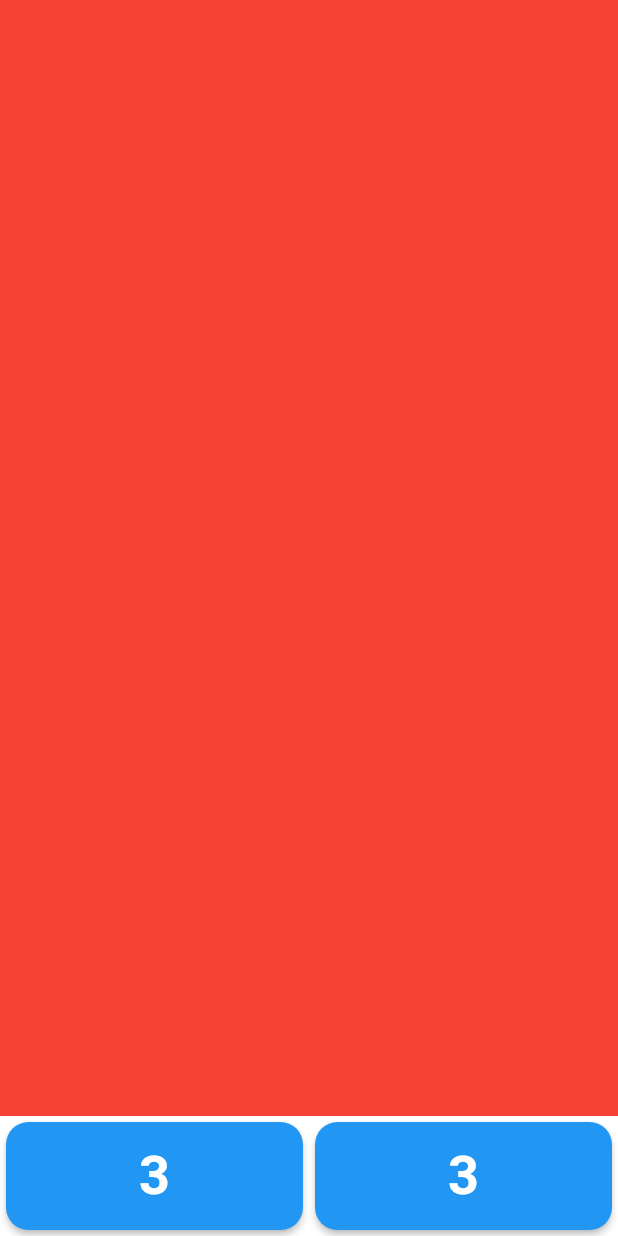
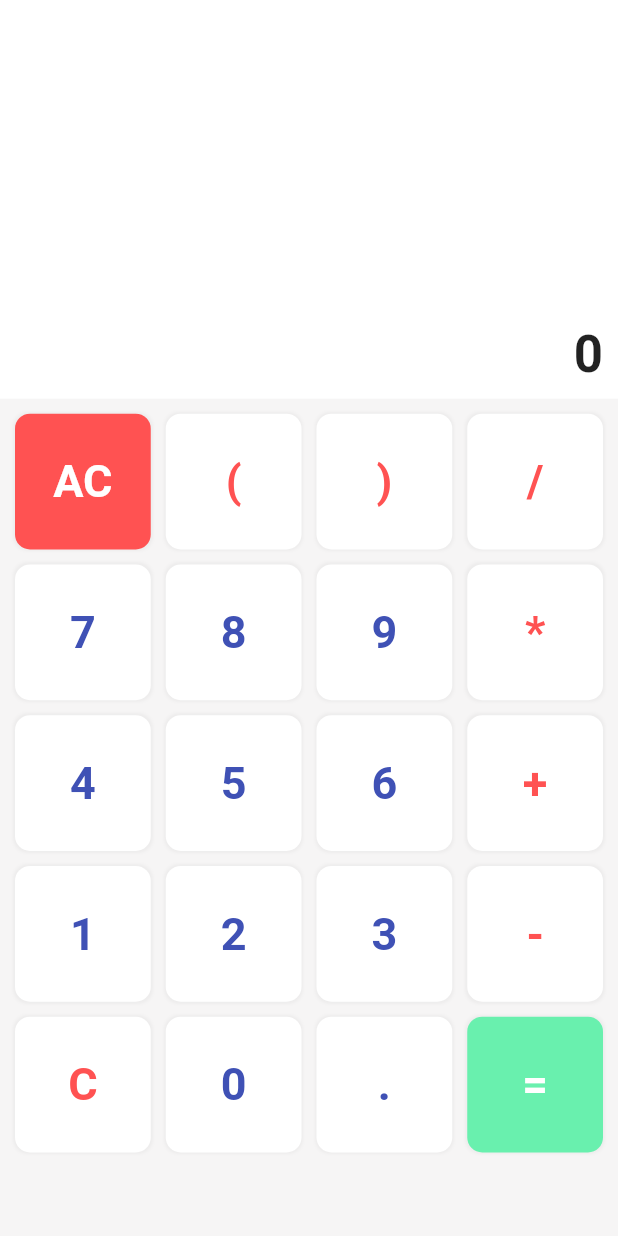
Before and after one commit to priyanshuv-raw/Calculator, a Flutter app: the screen it shows after launch, on a phone screen of 412 x 824 dp. Run offline on Flutter 3.47's test engine with Material 2 defaults, Android fonts, the light colour scheme and no system bars; our stand-ins replace math_expressions.

Commit message:
Completed Flutter Calculator

```diff
--- /dev/null
+++ b/calculator/lib/HomeScreen.dart
@@ -0,0 +1,200 @@
+// ignore: file_names
+import 'package:flutter/material.dart';
+import 'package:math_expressions/math_expressions.dart';
+
+class HomeScreen extends StatefulWidget {
+  const HomeScreen({super.key});
+
+  @override
+  State<HomeScreen> createState() => _HomeScreenState();
+}
+
+class _HomeScreenState extends State<HomeScreen> {
+  String userInput = "";
+  String result = "0";
+
+  List<String> buttonList = [
+    "AC",
+    "(",
+    ")",
+    "/",
+    "7",
+    "8",
+    "9",
+    "*",
+    "4",
+    "5",
+    "6",
+    "+",
+    "1",
+    "2",
+    "3",
+    "-",
+    "C",
+    "0",
+    ".",
+    "=",
+  ];
+
+  @override
+  Widget build(BuildContext context) {
+    return SafeArea(
+      child: Scaffold(
+        body: Column(
+          children: [
+            // ignore: sized_box_for_whitespace
+            Container(
+              height: MediaQuery.of(context).size.height / 3.1,
+              child: resultWidget(),
+            ),
+            Expanded(child: buttonWidget()),
+          ],
+        ),
+      ),
+    );
+  }
+
+  Widget resultWidget() {
+    return Container(
+      color: Colors.white,
+      child: Column(
+        mainAxisAlignment: MainAxisAlignment.end,
+        children: [
+          Container(
+            padding: const EdgeInsets.all(20),
+            alignment: Alignment.centerRight,
+            child: Text(
+              userInput,
+              style: const TextStyle(
+                fontSize: 32,
+              ),
+            ),
+          ),
+          Container(
+            padding: const EdgeInsets.all(10),
+            alignment: Alignment.centerRight,
+            child: Text(
+              result,
+              style: const TextStyle(
+                fontSize: 34,
+                fontWeight: FontWeight.bold,
+              ),
+            ),
+          )
+        ],
+      ),
+    );
+  }
+
+  Widget buttonWidget() {
+    return Container(
+      padding: const EdgeInsets.all(10),
+      color: const Color.fromARGB(66, 233, 232, 232),
+      child: GridView.builder(
+          itemCount: buttonList.length,
+          gridDelegate: const SliverGridDelegateWithFixedCrossAxisCount(
+            crossAxisCount: 4,
+            crossAxisSpacing: 10,
+            mainAxisSpacing: 10,
+          ),
+          itemBuilder: (context, index) {
+            return button(buttonList[index]);
+          }),
+    );
+  }
+
+  getColor(String text) {
+    if (text == "/" ||
+        text == "*" ||
+        text == "+" ||
+        text == "-" ||
+        text == "C" ||
+        text == "(" ||
+        text == ")") {
+      return Colors.redAccent;
+    }
+    if (text == "=" || text == "AC") {
+      return Colors.white;
+    }
+    return Colors.indigo;
+  }
+
+  getBgColor(String text) {
+    if (text == "AC") {
+      return Colors.redAccent;
+    }
+    if (text == "=") {
+      return Colors.greenAccent;
+    }
+    return Colors.white;
+  }
+
+  Widget button(String text) {
+    return InkWell(
+      onTap: () {
+        setState(() {
+          handleButtonPress(text);
+        });
+      },
+      child: Container(
+        decoration: BoxDecoration(
+            color: getBgColor(text),
+            borderRadius: BorderRadius.circular(10),
+            boxShadow: [
+              BoxShadow(
+                color: Colors.grey.withOpacity(0.1),
+                blurRadius: 1,
+                spreadRadius: 1,
+              )
+            ]),
+        child: Center(
+            child: Text(
+          text,
+          style: TextStyle(
+            color: getColor(text),
+            fontSize: 30,
+            fontWeight: FontWeight.bold,
+          ),
+        )),
+      ),
+    );
+  }
+
+  handleButtonPress(String text) {
+    if (text == "AC") {
+      userInput = "";
+      result = "0";
+      return;
+    }
+    if (text == "C") {
+      if (userInput.length > 0) {
+        userInput = userInput.substring(0, userInput.length - 1);
+        return;
+      } else {
+        return null;
+      }
+    }
+    if (text == "=") {
+      result = calculate();
+      userInput = result;
+      if (userInput.endsWith(".0")) {
+        userInput = userInput.replaceAll(".0", "");
+      }
+      if (result.endsWith(".0")) {
+        result = result.replaceAll(".0", "");
+      }
+      return;
+    }
+    userInput = userInput + text;
+  }
+
+  String calculate() {
+    try {
+      var exp = Parser().parse(userInput);
+      var evaluation = exp.evaluate(EvaluationType.REAL, ContextModel());
+      return evaluation.toString();
+    } catch (e) {
+      return "Error";
+    }
+  }
+}
--- a/calculator/lib/colors.dart
+++ /dev/null
@@ -1,5 +0,0 @@
-import 'package:flutter/material.dart';
-
-const operatorColor = Color(0xff41454B);
-const buttonColor = Color(0xffFF8282);
-const violetColor = Color(0xff9E7CFE);
--- a/calculator/lib/main.dart
+++ b/calculator/lib/main.dart
@@ -1,59 +1,16 @@
-// ignore_for_file: deprecated_member_use
-
 import 'package:flutter/material.dart';
-import 'package:calculator/colors.dart';
+import 'HomeScreen.dart';
 
 void main() {
-  runApp(const MaterialApp(
-    home: CalculatorApp(),
-  ));
+  runApp(MyApp());
 }
 
-class CalculatorApp extends StatefulWidget {
-  const CalculatorApp({super.key});
-
-  @override
-  State<CalculatorApp> createState() => _CalculatorAppState();
-}
-
-class _CalculatorAppState extends State<CalculatorApp> {
+class MyApp extends StatelessWidget {
   @override
   Widget build(BuildContext context) {
-    return Scaffold(
-      backgroundColor: Colors.white,
-      body: Column(children: [
-        Expanded(child: Container(color: Colors.red)),
-        const Row(
-          children: [Button(buttonColor,operatorColor),Button(operatorColor,buttonColor)],
-        )
-      ]),
+    return const MaterialApp(
+      debugShowCheckedModeBanner: false,
+      home: HomeScreen(),
     );
   }
 }
-
-class Button extends StatelessWidget {
-  const Button(Color buColor ,Color oColor, {super.key});
-
-  @override
-  Widget build(BuildContext context) {
-
-    return Expanded(
-        child: Container(
-            margin: const EdgeInsets.all(4),
-            child: ElevatedButton(
-                style: ElevatedButton.styleFrom(
-                    shape: RoundedRectangleBorder(
-                        borderRadius: BorderRadius.circular(15)),
-                    padding: const EdgeInsets.all(15),
-                    primary: bColor),
-                onPressed: () {},
-                child: const Text(
-                  '3',
-                  style: TextStyle(
-                    fontSize: 36,
-                    color: oColor,
-                    fontWeight: FontWeight.bold,
-                  ),
-                ))));
-  }
-}
--- a/calculator/pubspec.yaml
+++ b/calculator/pubspec.yaml
@@ -2,7 +2,7 @@ name: calculator
 description: A new Flutter project.
 # The following line prevents the package from being accidentally published to
 # pub.dev using `flutter pub publish`. This is preferred for private packages.
-publish_to: 'none' # Remove this line if you wish to publish to pub.dev
+publish_to: "none" # Remove this line if you wish to publish to pub.dev
 
 # The following defines the version and build number for your application.
 # A version number is three numbers separated by dots, like 1.2.43
@@ -19,7 +19,7 @@ publish_to: 'none' # Remove this line if you wish to publish to pub.dev
 version: 1.0.0+1
 
 environment:
-  sdk: '>=3.0.6 <4.0.0'
+  sdk: ">=3.0.6 <4.0.0"
 
 # Dependencies specify other packages that your package needs in order to work.
 # To automatically upgrade your package dependencies to the latest versions
@@ -30,7 +30,6 @@ environment:
 dependencies:
   flutter:
     sdk: flutter
-
 
   # The following adds the Cupertino Icons font to your application.
   # Use with the CupertinoIcons class for iOS style icons.
@@ -53,7 +52,6 @@ dev_dependencies:
 
 # The following section is specific to Flutter packages.
 flutter:
-
   # The following line ensures that the Material Icons font is
   # included with your application, so that you can use the icons in
   # the material Icons class.
```
Also changed, not shown: 1 other file.
